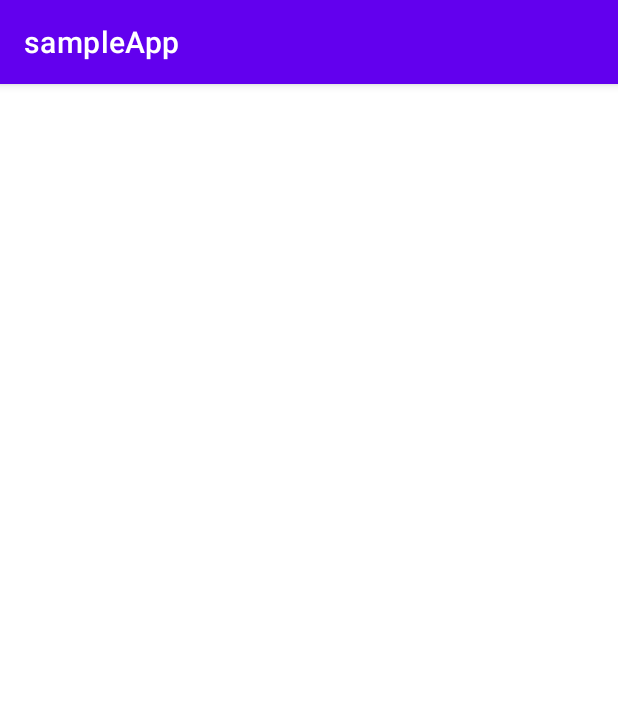
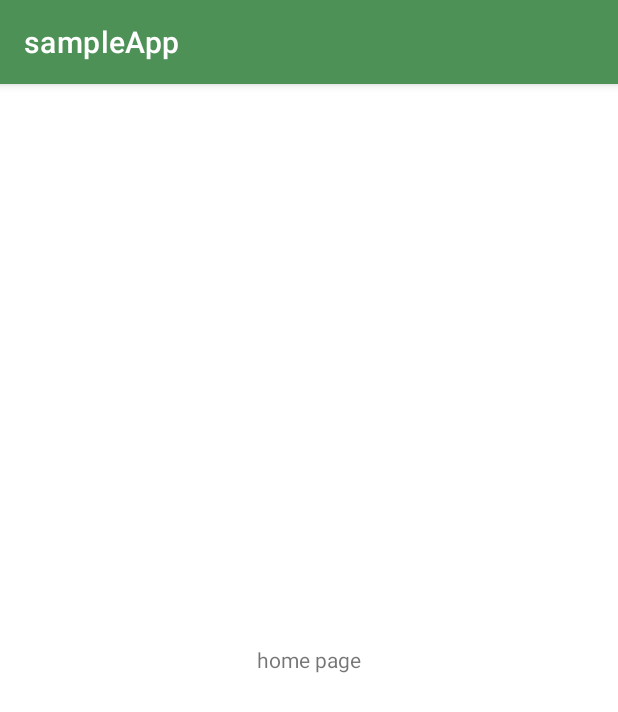
Before and after one commit to yogesh-7/sampleApp, an Android app: the HomeActivity screen opened directly, with no data from a screen before it, on a phone screen of 412 x 824 dp. Shown: the top 712 px of the screen. Run offline under Robolectric (Android 15) with nearby library versions, the phone set to English and light mode, and no system bars.

Commit message:
ui changes

```diff
--- a/app/src/main/res/drawable/rounded_edit_text.xml
+++ b/app/src/main/res/drawable/rounded_edit_text.xml
@@ -2,6 +2,7 @@
 <shape xmlns:android="http://schemas.android.com/apk/res/android">
 
     <corners android:radius="25dp"/>
-    <solid android:color="@color/white"/>
+    <solid android:color="@color/light_grey"/>
+    <stroke android:color="@color/purple_500" android:width="1dp"/>
 
 </shape>
--- a/app/src/main/res/layout/activity_home.xml
+++ b/app/src/main/res/layout/activity_home.xml
@@ -1,9 +1,17 @@
 <?xml version="1.0" encoding="utf-8"?>
-<androidx.constraintlayout.widget.ConstraintLayout xmlns:android="http://schemas.android.com/apk/res/android"
+<RelativeLayout xmlns:android="http://schemas.android.com/apk/res/android"
     xmlns:app="http://schemas.android.com/apk/res-auto"
     xmlns:tools="http://schemas.android.com/tools"
     android:layout_width="match_parent"
     android:layout_height="match_parent"
     tools:context=".Ui.homeActivity.HomeActivity">
 
-</androidx.constraintlayout.widget.ConstraintLayout>
+
+    <TextView
+        android:layout_width="wrap_content"
+        android:layout_height="wrap_content"
+        android:text="home page"
+        android:layout_centerInParent="true"/>
+
+
+</RelativeLayout>
--- a/app/src/main/res/layout/activity_login.xml
+++ b/app/src/main/res/layout/activity_login.xml
@@ -13,7 +13,7 @@
         android:layout_height="wrap_content"
         android:layout_centerInParent="true"
         android:visibility="visible"
-        android:progressTint="@color/purple_200"
+        android:progressTint="@color/white"
         android:id="@+id/progress_bar_login"/>
 
 
@@ -102,7 +102,7 @@
                 android:layout_marginStart="8dp"
                 android:layout_marginTop="8dp"
                 android:text="back to registration"
-                android:textColor="@android:color/black"
+                android:textColor="@color/purple_500"
                 android:textSize="16sp"
                 android:textStyle="bold"
                 />
--- a/app/src/main/res/layout/activity_main.xml
+++ b/app/src/main/res/layout/activity_main.xml
@@ -21,7 +21,7 @@
         android:layout_height="match_parent"
         android:id="@+id/mainlayout_register"
         android:visibility="visible"
-        android:background="@android:color/holo_blue_light"
+        android:background="@color/white"
         android:layout_centerInParent="true"
         >
 
@@ -105,7 +105,7 @@
                 android:layout_marginStart="8dp"
                 android:layout_marginTop="8dp"
                 android:text="@string/already_have_an_account"
-                android:textColor="@android:color/white"
+                android:textColor="@color/purple_500"
                 android:textSize="16sp"
                 android:textStyle="bold"
                 />
--- a/app/src/main/res/values/colors.xml
+++ b/app/src/main/res/values/colors.xml
@@ -1,10 +1,12 @@
 <?xml version="1.0" encoding="utf-8"?>
 <resources>
     <color name="purple_200">#FFBB86FC</color>
-    <color name="purple_500">#FF6200EE</color>
-    <color name="purple_700">#FF3700B3</color>
+    <color name="purple_500">#4D9157</color>
+    <color name="purple_700">#046307</color>
     <color name="teal_200">#FF03DAC5</color>
     <color name="teal_700">#FF018786</color>
     <color name="black">#FF000000</color>
     <color name="white">#FFFFFFFF</color>
+    <color name="light_grey">#D3D3D3</color>
+
 </resources>
```
Also changed, not shown: app/src/main/java/com/dev_yogesh/sampleapp/Ui/registerLogin/RegisterActivity.kt (+3 -21 lines).
